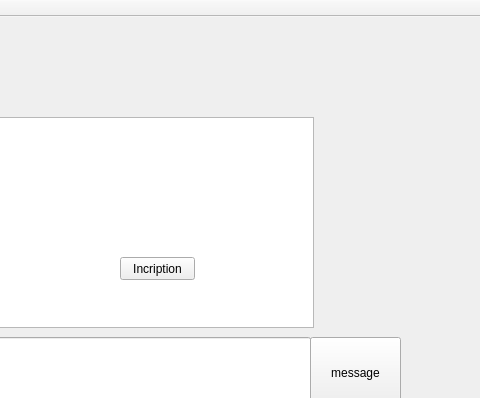
Before: the Qt Designer form TCP-Client/QtWidgetsApplication2/Tcpclient.ui in yannmrt/tp1-projetQt, drawn with Qt 5; both pictures show x 120 to 600 and y 0 to 398 of the 600 by 489 pixel window.
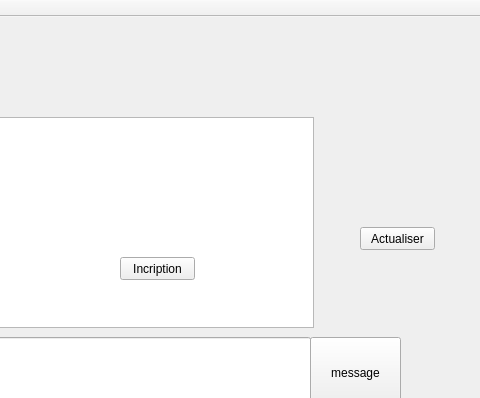
After: the same form once the commit is applied. Icons and pictures are not drawn.

Patch:
```diff
--- a/TCP-Client/QtWidgetsApplication2/Tcpclient.ui
+++ b/TCP-Client/QtWidgetsApplication2/Tcpclient.ui
@@ -237,6 +237,19 @@
      <pixmap>../../../../Desktop/image.png</pixmap>
     </property>
    </widget>
+   <widget class="QPushButton" name="actu">
+    <property name="geometry">
+     <rect>
+      <x>480</x>
+      <y>210</y>
+      <width>75</width>
+      <height>23</height>
+     </rect>
+    </property>
+    <property name="text">
+     <string>Actualiser</string>
+    </property>
+   </widget>
   </widget>
   <widget class="QMenuBar" name="menuBar">
    <property name="geometry">
```
Left out of the diff: 17 changed lines with no effect on the pictures.
